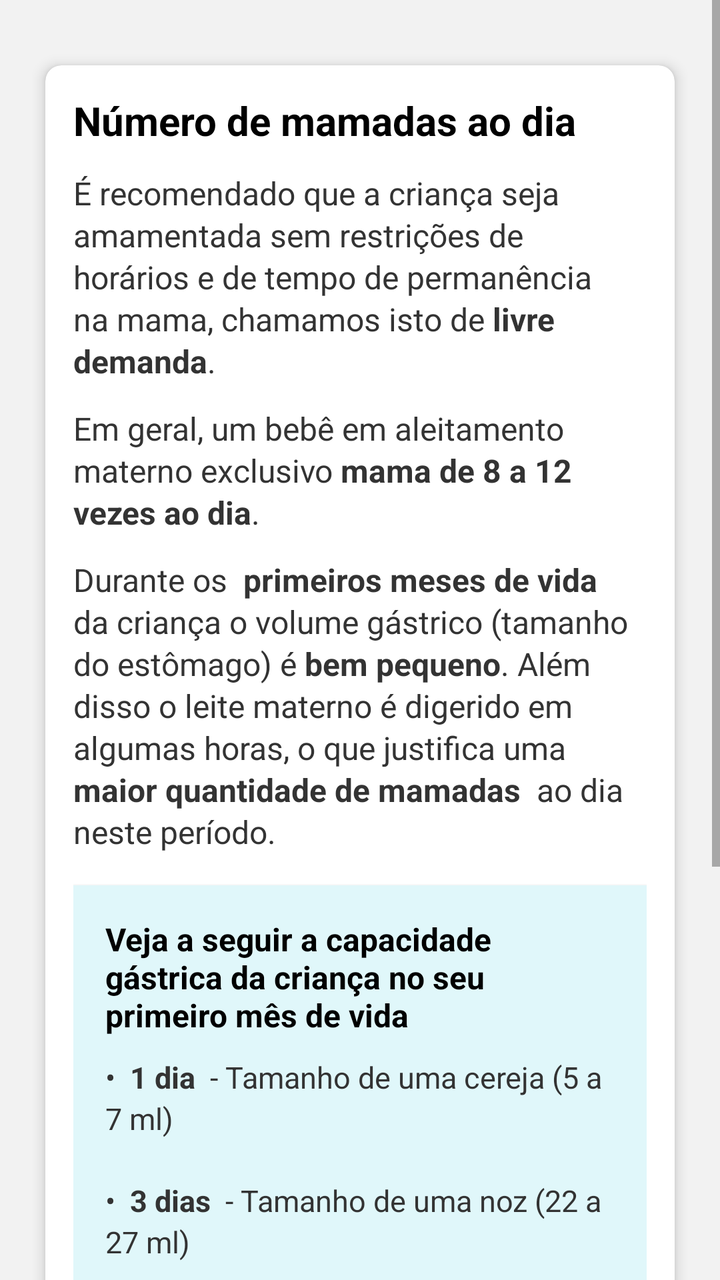
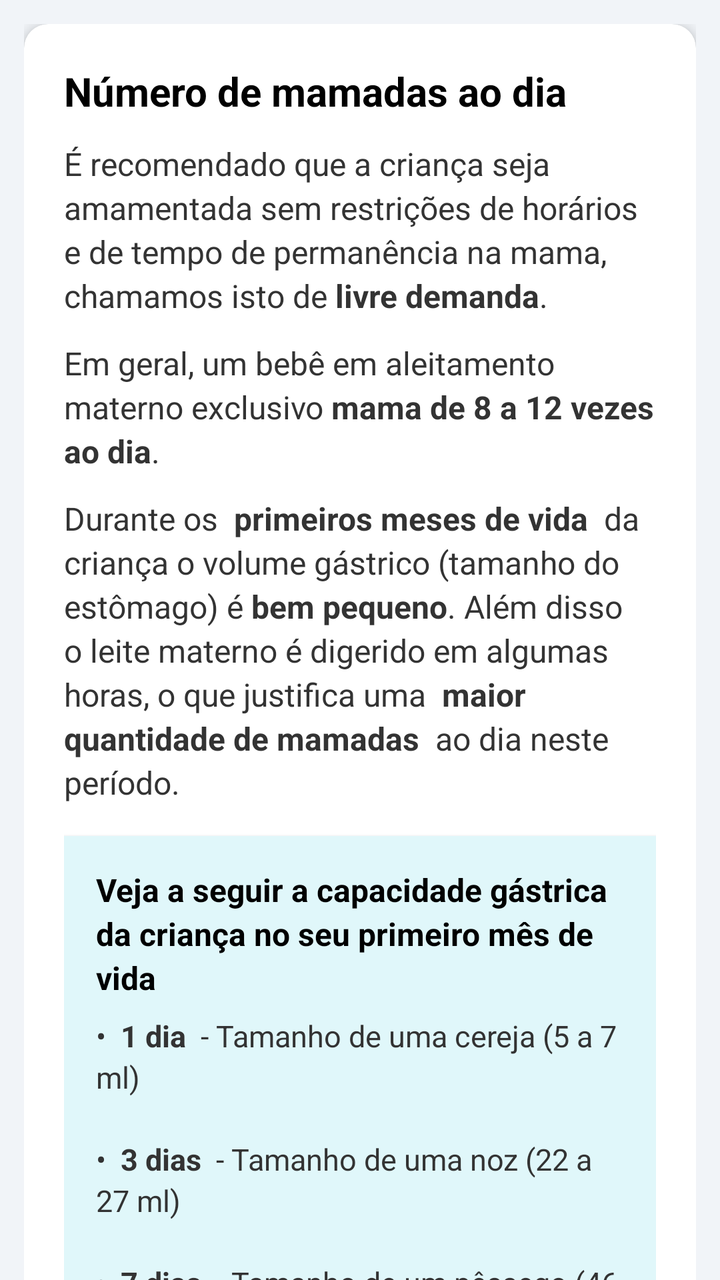

Before-and-after screenshots of an Android layout around one commit, followed by the original layout XML and the change that was made.
<!-- AndroidManifest.xml: application theme Theme.NutrirAGente -->
<!-- res/layout/n_breastfeeding.xml -->
<?xml version="1.0" encoding="utf-8"?>
<LinearLayout xmlns:android="http://schemas.android.com/apk/res/android"
    xmlns:app="http://schemas.android.com/apk/res-auto"
    android:orientation="vertical"
    android:layout_width="match_parent"
    android:layout_height="match_parent"
    android:background="#F2F2F2">


    
    <ScrollView
        android:layout_width="match_parent"
        android:layout_height="match_parent"
        android:fillViewport="true">

        <LinearLayout
            android:layout_width="match_parent"
            android:layout_height="wrap_content"
            android:orientation="vertical"
            android:padding="16dp">

            
            <androidx.cardview.widget.CardView
                android:layout_width="match_parent"
                android:layout_height="wrap_content"
                android:layout_marginTop="8dp"
                android:layout_marginBottom="16dp"
                app:cardCornerRadius="8dp"
                app:cardElevation="4dp"
                app:cardUseCompatPadding="true">

                <LinearLayout
                    android:layout_width="match_parent"
                    android:layout_height="wrap_content"
                    android:orientation="vertical"
                    android:padding="14dp">

                    <LinearLayout
                        android:layout_width="match_parent"
                        android:layout_height="wrap_content"
                        android:orientation="vertical">

                        
                        <TextView
                            android:id="@+id/tvTitulo"
                            android:layout_width="wrap_content"
                            android:layout_height="wrap_content"
                            android:text="Número de mamadas ao dia"
                            android:textSize="20sp"
                            android:textStyle="bold"
                            android:textColor="#000000"
                            android:layout_marginBottom="12dp"/>

                        
                        <TextView
                            android:id="@+id/tvTextoPrincipal1"
                            android:layout_width="match_parent"
                            android:layout_height="wrap_content"
                            android:text="@string/mamadatext"
                            android:textSize="16sp"
                            android:textColor="#333333"
                            android:lineSpacingExtra="2dp"
                            android:layout_marginBottom="12dp"/>
                        <TextView
                            android:id="@+id/tvTextoPrincipal2"
                            android:layout_width="match_parent"
                            android:layout_height="wrap_content"
                            android:text="@string/mamadatext2"
                            android:textSize="16sp"
                            android:textColor="#333333"
                            android:lineSpacingExtra="2dp"
                            android:layout_marginBottom="12dp"/>

                        
                        <TextView
                            android:id="@+id/tvTextoSecundario1"
                            android:layout_width="match_parent"
                            android:layout_height="wrap_content"
                            android:text="@string/mamadatext3"
                            android:textSize="16sp"
                            android:textColor="#333333"
                            android:lineSpacingExtra="2dp"
                            android:layout_marginBottom="16dp"/>

                        
                        <LinearLayout
                            android:id="@+id/cardCapacidadeGastrica1"
                            android:layout_width="match_parent"
                            android:layout_height="wrap_content"
                            android:orientation="vertical"
                            android:background="#E0F7FA"
                            android:padding="16dp"
                            android:layout_marginBottom="20dp"
                            android:elevation="2dp">

                            <TextView
                                android:id="@+id/tvCardTitulo"
                                android:layout_width="wrap_content"
                                android:layout_height="wrap_content"
                                android:text="Veja a seguir a capacidade gástrica da criança no seu primeiro mês de vida"
                                android:textSize="16sp"
                                android:textStyle="bold"
                                android:textColor="#000000"
                                android:layout_marginBottom="10dp"/>

                            <TextView
                                android:id="@+id/tvCardLista1"
                                android:layout_width="wrap_content"
                                android:layout_height="wrap_content"
                                android:text="@string/mamadatext41"
                                android:textSize="15sp"
                                android:textColor="#333333"
                                android:lineSpacingExtra="3dp"/>

                            <TextView
                                android:id="@+id/tvCardLista2"
                                android:layout_width="wrap_content"
                                android:layout_height="wrap_content"
                                android:text="@string/mamadatext42"
                                android:textSize="15sp"
                                android:textColor="#333333"
                                android:lineSpacingExtra="3dp"/>

                            <TextView
                                android:id="@+id/tvCardLista3"
                                android:layout_width="wrap_content"
                                android:layout_height="wrap_content"
                                android:text="@string/mamadatext43"
                                android:textSize="15sp"
                                android:textColor="#333333"
                                android:lineSpacingExtra="3dp"/>

                            <TextView
                                android:id="@+id/tvCardLista4"
                                android:layout_width="wrap_content"
                                android:layout_height="wrap_content"
                                android:text="@string/mamadatext44"
                                android:textSize="15sp"
                                android:textColor="#333333"
                                android:lineSpacingExtra="3dp"/>

                            
                            <com.airbnb.lottie.LottieAnimationView
                                android:id="@+id/lottieEstomago"
                                android:layout_width="100dp"
                                android:layout_height="100dp"
                                android:layout_gravity="center"
                                app:lottie_rawRes="@raw/ic_estomago"
                                app:lottie_autoPlay="true"
                                app:lottie_loop="true"/>
                        </LinearLayout>

                    </LinearLayout>

                </LinearLayout>
            </androidx.cardview.widget.CardView>

        </LinearLayout>
    </ScrollView>
</LinearLayout>
<!-- resources referenced by this layout -->
<resources>
  <string name="mamadatext42">
          • <b> 3 dias </b> - Tamanho de uma noz (22 a 27 ml)\n
      </string>
  <color name="purple_500">#FF6200EE</color>
  <color name="blue_toolbar">#272643</color>
  <color name="white">#FFFFFFFF</color>
  <color name="teal_200">#FF03DAC5</color>
  <color name="teal_700">#FF018786</color>
  <color name="black">#FF000000</color>
  <!-- unchanged entries left out for length: 7 -->
</resources>

<!-- the commit's change to res/layout/n_breastfeeding.xml (unified diff, before → after) -->
@@ -1,160 +1,113 @@
 <?xml version="1.0" encoding="utf-8"?>
-<LinearLayout xmlns:android="http://schemas.android.com/apk/res/android"
+<androidx.coordinatorlayout.widget.CoordinatorLayout
+    xmlns:android="http://schemas.android.com/apk/res/android"
     xmlns:app="http://schemas.android.com/apk/res-auto"
-    android:orientation="vertical"
     android:layout_width="match_parent"
     android:layout_height="match_parent"
-    android:background="#F2F2F2">
+    android:background="@color/gray">
 
+    <com.google.android.material.appbar.AppBarLayout
+        android:layout_width="match_parent"
+        android:layout_height="wrap_content"
+        android:background="@color/blue_toolbar"
+        app:elevation="@dimen/appbar_elevation" />
 
-    
-    <ScrollView
+    <androidx.core.widget.NestedScrollView
         android:layout_width="match_parent"
         android:layout_height="match_parent"
-        android:fillViewport="true">
+        app:layout_behavior="@string/appbar_scrolling_view_behavior">
 
-        <LinearLayout
-            android:layout_width="match_parent"
-            android:layout_height="wrap_content"
-            android:orientation="vertical"
-            android:padding="16dp">
+        <LinearLayout style="@style/LinearContainer">
 
-            
-            <androidx.cardview.widget.CardView
-                android:layout_width="match_parent"
-                android:layout_height="wrap_content"
-                android:layout_marginTop="8dp"
-                android:layout_marginBottom="16dp"
-                app:cardCornerRadius="8dp"
-                app:cardElevation="4dp"
-                app:cardUseCompatPadding="true">
+            <androidx.cardview.widget.CardView style="@style/CardNutrir">
 
-                <LinearLayout
-                    android:layout_width="match_parent"
-                    android:layout_height="wrap_content"
-                    android:orientation="vertical"
-                    android:padding="14dp">
+                <LinearLayout style="@style/CardContent">
 
+                    
+                    <TextView
+                        android:id="@+id/tvTitulo"
+                        style="@style/TextTitle"
+                        android:text="Número de mamadas ao dia" />
+
+                    
+                    <TextView
+                        android:id="@+id/tvTextoPrincipal1"
+                        style="@style/TextBody"
+                        android:layout_marginBottom="@dimen/spacing_md"
+                        android:text="@string/mamadatext" />
+
+                    <TextView
+                        android:id="@+id/tvTextoPrincipal2"
+                        style="@style/TextBody"
+                        android:layout_marginBottom="@dimen/spacing_md"
+                        android:text="@string/mamadatext2" />
+
+                    
+                    <TextView
+                        android:id="@+id/tvTextoSecundario1"
+                        style="@style/TextBody"
+                        android:layout_marginBottom="@dimen/spacing_lg"
+                        android:text="@string/mamadatext3" />
+
+                    
                     <LinearLayout
+                        android:id="@+id/cardCapacidadeGastrica1"
                         android:layout_width="match_parent"
                         android:layout_height="wrap_content"
-                        android:orientation="vertical">
+                        android:orientation="vertical"
+                        android:background="@color/info_cyan"
+                        android:padding="@dimen/padding_lg"
+                        android:layout_marginBottom="@dimen/spacing_xl"
+                        android:elevation="@dimen/elevation_sm">
+
+                        <TextView
+                            android:id="@+id/tvCardTitulo"
+                            style="@style/TextBoxTitle"
+                            android:text="Veja a seguir a capacidade gástrica da criança no seu primeiro mês de vida" />
+
+                        <TextView
+                            android:id="@+id/tvCardLista1"
+                            style="@style/TextBodySmall"
+                            android:layout_width="wrap_content"
+                            android:textSize="@dimen/text_size_body_small"
+                            android:text="@string/mamadatext41" />
+
+                        <TextView
+                            android:id="@+id/tvCardLista2"
+                            style="@style/TextBodySmall"
+                            android:layout_width="wrap_content"
+                            android:textSize="@dimen/text_size_body_small"
+                            android:text="@string/mamadatext42" />
+
+                        <TextView
+                            android:id="@+id/tvCardLista3"
+                            style="@style/TextBodySmall"
+                            android:layout_width="wrap_content"
+                            android:textSize="@dimen/text_size_body_small"
+                            android:text="@string/mamadatext43" />
+
+                        <TextView
+                            android:id="@+id/tvCardLista4"
+                            style="@style/TextBodySmall"
+                            android:layout_width="wrap_content"
+                            android:textSize="@dimen/text_size_body_small"
+                            android:text="@string/mamadatext44" />
 
                         
-                        <TextView
-                            android:id="@+id/tvTitulo"
-                            android:layout_width="wrap_content"
-                            android:layout_height="wrap_content"
-                            android:text="Número de mamadas ao dia"
-                            android:textSize="20sp"
-                            android:textStyle="bold"
-                            android:textColor="#000000"
-                            android:layout_marginBottom="12dp"/>
-
-                        
-                        <TextView
-                            android:id="@+id/tvTextoPrincipal1"
-                            android:layout_width="match_parent"
-                            android:layout_height="wrap_content"
-                            android:text="@string/mamadatext"
-                            android:textSize="16sp"
-                            android:textColor="#333333"
-                            android:lineSpacingExtra="2dp"
-                            android:layout_marginBottom="12dp"/>
-                        <TextView
-                            android:id="@+id/tvTextoPrincipal2"
-                            android:layout_width="match_parent"
-                            android:layout_height="wrap_content"
-                            android:text="@string/mamadatext2"
-                            android:textSize="16sp"
-                            android:textColor="#333333"
-                            android:lineSpacingExtra="2dp"
-                            android:layout_marginBottom="12dp"/>
-
-                        
-                        <TextView
-                            android:id="@+id/tvTextoSecundario1"
-                            android:layout_width="match_parent"
-                            android:layout_height="wrap_content"
-                            android:text="@string/mamadatext3"
-                            android:textSize="16sp"
-                            android:textColor="#333333"
-                            android:lineSpacingExtra="2dp"
-                            android:layout_marginBottom="16dp"/>
-
-                        
-                        <LinearLayout
-                            android:id="@+id/cardCapacidadeGastrica1"
-                            android:layout_width="match_parent"
-                            android:layout_height="wrap_content"
-                            android:orientation="vertical"
-                            android:background="#E0F7FA"
-                            android:padding="16dp"
-                            android:layout_marginBottom="20dp"
-                            android:elevation="2dp">
-
-                            <TextView
-                                android:id="@+id/tvCardTitulo"
-                                android:layout_width="wrap_content"
-                                android:layout_height="wrap_content"
-                                android:text="Veja a seguir a capacidade gástrica da criança no seu primeiro mês de vida"
-                                android:textSize="16sp"
-                                android:textStyle="bold"
-                                android:textColor="#000000"
-                                android:layout_marginBottom="10dp"/>
-
-                            <TextView
-                                android:id="@+id/tvCardLista1"
-                                android:layout_width="wrap_content"
-                                android:layout_height="wrap_content"
-                                android:text="@string/mamadatext41"
-                                android:textSize="15sp"
-                                android:textColor="#333333"
-                                android:lineSpacingExtra="3dp"/>
-
-                            <TextView
-                                android:id="@+id/tvCardLista2"
-                                android:layout_width="wrap_content"
-                                android:layout_height="wrap_content"
-                                android:text="@string/mamadatext42"
-                                android:textSize="15sp"
-                                android:textColor="#333333"
-                                android:lineSpacingExtra="3dp"/>
-
-                            <TextView
-                                android:id="@+id/tvCardLista3"
-                                android:layout_width="wrap_content"
-                                android:layout_height="wrap_content"
-                                android:text="@string/mamadatext43"
-                                android:textSize="15sp"
-                                android:textColor="#333333"
-                                android:lineSpacingExtra="3dp"/>
-
-                            <TextView
-                                android:id="@+id/tvCardLista4"
-                                android:layout_width="wrap_content"
-                                android:layout_height="wrap_content"
-                                android:text="@string/mamadatext44"
-                                android:textSize="15sp"
-                                android:textColor="#333333"
-                                android:lineSpacingExtra="3dp"/>
-
-                            
-                            <com.airbnb.lottie.LottieAnimationView
-                                android:id="@+id/lottieEstomago"
-                                android:layout_width="100dp"
-                                android:layout_height="100dp"
-                                android:layout_gravity="center"
-                                app:lottie_rawRes="@raw/ic_estomago"
-                                app:lottie_autoPlay="true"
-                                app:lottie_loop="true"/>
-                        </LinearLayout>
-
+                        <com.airbnb.lottie.LottieAnimationView
+                            android:id="@+id/lottieEstomago"
+                            android:layout_width="@dimen/icon_size"
+                            android:layout_height="@dimen/icon_size"
+                            android:layout_gravity="center"
+                            app:lottie_rawRes="@raw/ic_estomago"
+                            app:lottie_autoPlay="true"
+                            app:lottie_loop="true" />
                     </LinearLayout>
 
                 </LinearLayout>
             </androidx.cardview.widget.CardView>
 
         </LinearLayout>
-    </ScrollView>
-</LinearLayout>
+    </androidx.core.widget.NestedScrollView>
+
+</androidx.coordinatorlayout.widget.CoordinatorLayout>
<!-- resource entries referenced after the edit -->
@@ -3,12 +3,84 @@
   <string name="mamadatext42">
           • <b> 3 dias </b> - Tamanho de uma noz (22 a 27 ml)\n
       </string>
+  <style name="CardContent">
+          <item name="android:layout_width">match_parent</item>
+          <item name="android:layout_height">wrap_content</item>
+          <item name="android:orientation">vertical</item>
+          <item name="android:padding">@dimen/padding_xl</item>
+      </style>
+  <style name="CardNutrir">
+          <item name="android:layout_width">match_parent</item>
+          <item name="android:layout_height">wrap_content</item>
+          <item name="android:layout_marginBottom">@dimen/card_margin_bottom</item>
+          <item name="cardCornerRadius">@dimen/card_radius</item>
+          <item name="cardElevation">@dimen/card_elevation</item>
+      </style>
+  <style name="LinearContainer">
+          <item name="android:layout_width">match_parent</item>
+          <item name="android:layout_height">wrap_content</item>
+          <item name="android:orientation">vertical</item>
+          <item name="android:padding">@dimen/padding_md</item>
+      </style>
+  <style name="TextBody" parent="TextAppearance.Nutrir">
+          <item name="android:layout_width">match_parent</item>
+          <item name="android:layout_height">wrap_content</item>
+          <item name="android:textSize">@dimen/text_size_md</item>
+          <item name="android:lineSpacingExtra">@dimen/line_spacing_sm</item>
+          <item name="android:textColor">@color/color_text_black</item>
+      </style>
+  <style name="TextBodySmall" parent="TextBody">
+          <item name="android:textSize">@dimen/text_size_sm</item>
+      </style>
+  <style name="TextBoxTitle" parent="TextAppearance.Nutrir">
+          <item name="android:layout_width">wrap_content</item>
+          <item name="android:layout_height">wrap_content</item>
+          <item name="android:textSize">@dimen/text_size_md</item>
+          <item name="android:textStyle">bold</item>
+          <item name="android:textColor">@color/text_bold</item>
+          <item name="android:layout_marginBottom">@dimen/spacing_sm</item>
+      </style>
+  <style name="TextTitle" parent="TextAppearance.Nutrir">
+          <item name="android:layout_width">wrap_content</item>
+          <item name="android:layout_height">wrap_content</item>
+          <item name="android:textSize">@dimen/text_size_xl</item>
+          <item name="android:textStyle">bold</item>
+          <item name="android:textColor">@color/text_bold</item>
+          <item name="android:layout_marginBottom">@dimen/spacing_md</item>
+      </style>
+  <dimen name="padding_xl">20dp</dimen>
+  <dimen name="card_margin_bottom">16dp</dimen>
+  <dimen name="card_radius">12dp</dimen>
+  <dimen name="card_elevation">4dp</dimen>
+  <dimen name="padding_md">12dp</dimen>
+  <style name="TextAppearance.Nutrir" parent="TextAppearance.AppCompat">
+          <item name="android:textColor">@color/text_primary</item>
+          <item name="android:lineSpacingExtra">@dimen/line_spacing_sm</item>
+      </style>
+  <dimen name="text_size_md">16sp</dimen>
+  <dimen name="line_spacing_sm">3dp</dimen>
+  <color name="color_text_black">#333333</color>
+  <dimen name="text_size_sm">14sp</dimen>
+  <color name="text_bold">#000000</color>
+  <dimen name="spacing_sm">8dp</dimen>
+  <dimen name="text_size_xl">20sp</dimen>
   <color name="purple_500">#FF6200EE</color>
   <color name="blue_toolbar">#272643</color>
+  <color name="gray">#F1F4F8</color>
+  <color name="info_cyan">#E0F7FA</color>
+  <dimen name="appbar_elevation">12dp</dimen>
+  <dimen name="elevation_sm">2dp</dimen>
+  <dimen name="icon_size">100dp</dimen>
+  <dimen name="padding_lg">16dp</dimen>
+  <dimen name="spacing_lg">16dp</dimen>
+  <dimen name="spacing_md">12dp</dimen>
+  <dimen name="spacing_xl">20dp</dimen>
+  <dimen name="text_size_body_small">15sp</dimen>
   <color name="white">#FFFFFFFF</color>
   <color name="teal_200">#FF03DAC5</color>
   <color name="teal_700">#FF018786</color>
   <color name="black">#FF000000</color>
+  <color name="text_primary">#2B2B2B</color>
   <!-- unchanged entries left out for length: 7 -->
 </resources>
 
